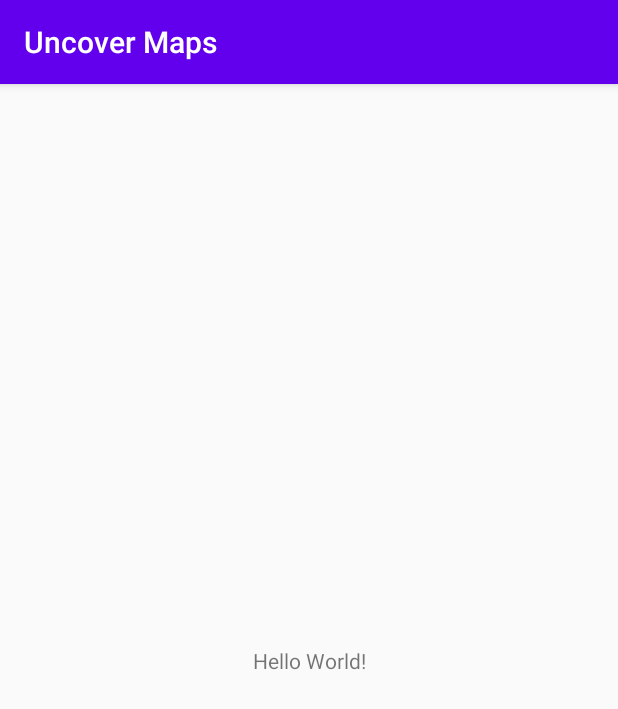
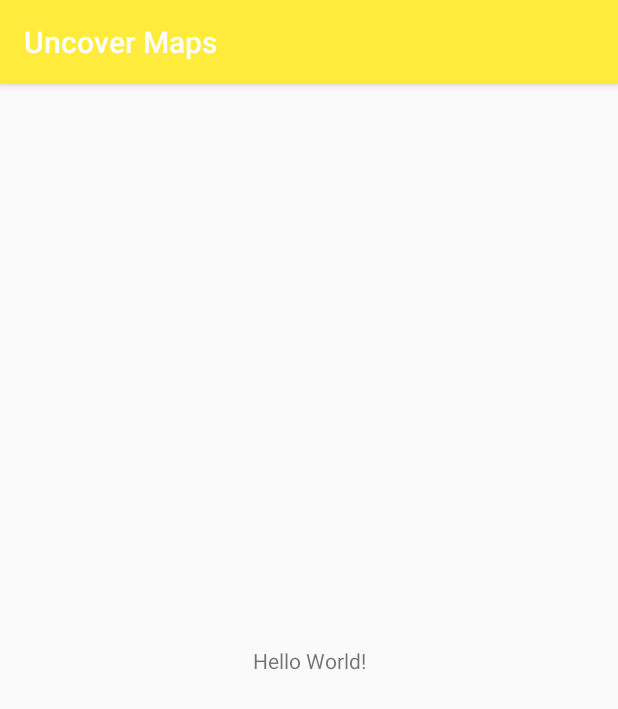
Before and after one commit to bily98/uncover-maps, an Android app: the screen it shows after launch (MainActivity), on a phone screen of 412 x 824 dp. Shown: the top 709 px of the screen. Run offline under Robolectric (Android 15) with nearby library versions, the phone set to English and light mode, and no system bars.

Commit message:
Comienzo de App

```diff
--- /dev/null
+++ b/app/src/main/java/com/ar/uncovermaps/MainActivity.kt
@@ -0,0 +1,11 @@
+package com.ar.uncovermaps
+
+import androidx.appcompat.app.AppCompatActivity
+import android.os.Bundle
+
+class MainActivity : AppCompatActivity() {
+    override fun onCreate(savedInstanceState: Bundle?) {
+        super.onCreate(savedInstanceState)
+        setContentView(R.layout.activity_main)
+    }
+}
--- /dev/null
+++ b/app/src/main/java/com/ar/uncovermaps/SplashScreen.kt
@@ -0,0 +1,21 @@
+package com.ar.uncovermaps
+
+import android.content.Intent
+import androidx.appcompat.app.AppCompatActivity
+import android.os.Bundle
+import android.os.Handler
+
+class SplashScreen : AppCompatActivity() {
+    lateinit var handler: Handler
+    override fun onCreate(savedInstanceState: Bundle?) {
+        super.onCreate(savedInstanceState)
+        setContentView(R.layout.activity_splash_screen)
+
+        handler = Handler()
+        handler.postDelayed({
+            val intent = Intent(this, MainActivity::class.java)
+            startActivity(intent)
+            finish()
+        }, 3000)
+    }
+}
--- a/app/src/main/java/com/uncover/maps/MainActivity.java
+++ /dev/null
@@ -1,14 +0,0 @@
-package com.uncover.maps;
-
-import androidx.appcompat.app.AppCompatActivity;
-
-import android.os.Bundle;
-
-public class MainActivity extends AppCompatActivity {
-
-    @Override
-    protected void onCreate(Bundle savedInstanceState) {
-        super.onCreate(savedInstanceState);
-        setContentView(R.layout.activity_main);
-    }
-}
--- /dev/null
+++ b/app/src/main/res/drawable/splash_screen.xml
@@ -0,0 +1,6 @@
+<?xml version="1.0" encoding="utf-8"?>
+<layer-list xmlns:android="http://schemas.android.com/apk/res/android">
+    <item android:top="0dp">
+        <bitmap android:src="@drawable/bg" android:gravity="fill" />
+    </item>
+</layer-list>
--- a/app/src/main/res/values/colors.xml
+++ b/app/src/main/res/values/colors.xml
@@ -1,6 +1,6 @@
 <?xml version="1.0" encoding="utf-8"?>
 <resources>
-    <color name="colorPrimary">#6200EE</color>
-    <color name="colorPrimaryDark">#3700B3</color>
+    <color name="colorPrimary">#FFEB3B</color>
+    <color name="colorPrimaryDark">#FFC107</color>
     <color name="colorAccent">#03DAC5</color>
 </resources>
--- a/app/src/main/res/values/styles.xml
+++ b/app/src/main/res/values/styles.xml
@@ -6,5 +6,10 @@
         <item name="colorPrimaryDark">@color/colorPrimaryDark</item>
         <item name="colorAccent">@color/colorAccent</item>
     </style>
-
+    <style name="SplashScreen" parent="Theme.AppCompat.Light.NoActionBar">
+        <item name="android:windowBackground">@drawable/bg</item>
+        <item name="colorPrimary">@color/colorPrimary</item>
+        <item name="colorPrimaryDark">@color/colorPrimaryDark</item>
+        <item name="colorAccent">@color/colorAccent</item>
+    </style>
 </resources>
--- a/build.gradle
+++ b/build.gradle
@@ -1,11 +1,13 @@
 // Top-level build file where you can add configuration options common to all sub-projects/modules.
 buildscript {
+    ext.kotlin_version = "1.3.72"
     repositories {
         google()
         jcenter()
     }
     dependencies {
         classpath "com.android.tools.build:gradle:4.0.1"
+        classpath "org.jetbrains.kotlin:kotlin-gradle-plugin:$kotlin_version"
 
         // NOTE: Do not place your application dependencies here; they belong
         // in the individual module build.gradle files
--- a/gradle.properties
+++ b/gradle.properties
@@ -17,3 +17,5 @@ org.gradle.jvmargs=-Xmx2048m
 android.useAndroidX=true
 # Automatically convert third-party libraries to use AndroidX
 android.enableJetifier=true
+# Kotlin code style for this project: "official" or "obsolete":
+kotlin.code.style=official
```
Also changed, not shown: app/build.gradle (+6 -1 lines), app/src/main/AndroidManifest.xml (+5 -2 lines), app/src/main/res/layout/activity_splash_screen.xml (added, +32 -0 lines), app/src/main/res/drawable/bg.png (added), app/src/main/res/drawable/led_off.png (added), gradle/wrapper/gradle-wrapper.properties, 4 other files.
